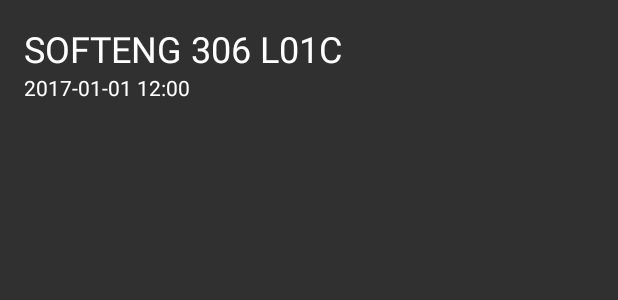
After one commit to encryptededdy/LectureRecordingPlayer, an Android app: the layout activity_recording_view.xml on its own in the app's theme, with its tools: preview values and no code run, on a phone screen of 412 x 824 dp. The commit adds this screen. Shown: the top 300 px of the screen. Run offline under Robolectric (Android 15) with nearby library versions, the phone set to English and light mode, and no system bars.

Commit message:
Added recording vie

```diff
--- a/app/src/main/java/nz/zhang/lecturerecordingplayer/MainActivity.kt
+++ b/app/src/main/java/nz/zhang/lecturerecordingplayer/MainActivity.kt
@@ -4,9 +4,6 @@ import android.content.Intent
 import android.support.v7.app.AppCompatActivity
 import android.os.Bundle
 import android.view.View
-import android.widget.Toast
-import kotlinx.android.synthetic.main.activity_main.*
-import nz.zhang.lecturerecordingplayer.recordings.Recording
 
 class MainActivity : AppCompatActivity() {
 
@@ -21,7 +18,7 @@ class MainActivity : AppCompatActivity() {
     }
 
     fun showRecordingList(view: View) {
-        val recordingIntent = Intent(this, RecordingList::class.java)
+        val recordingIntent = Intent(this, RecordingListActivity::class.java)
         startActivity(recordingIntent)
     }
 }
--- a/app/src/main/res/layout/activity_recording_list.xml
+++ b/app/src/main/res/layout/activity_recording_list.xml
@@ -4,7 +4,7 @@
     xmlns:tools="http://schemas.android.com/tools"
     android:layout_width="match_parent"
     android:layout_height="match_parent"
-    tools:context="nz.zhang.lecturerecordingplayer.RecordingList">
+    tools:context="nz.zhang.lecturerecordingplayer.RecordingListActivity">
 
     <ListView
         android:id="@+id/recordingListView"
--- /dev/null
+++ b/app/src/main/res/layout/activity_recording_view.xml
@@ -0,0 +1,29 @@
+<?xml version="1.0" encoding="utf-8"?>
+<android.support.constraint.ConstraintLayout xmlns:android="http://schemas.android.com/apk/res/android"
+    xmlns:app="http://schemas.android.com/apk/res-auto"
+    xmlns:tools="http://schemas.android.com/tools"
+    android:layout_width="match_parent"
+    android:layout_height="match_parent"
+    tools:context="nz.zhang.lecturerecordingplayer.RecordingViewActivity">
+
+    <TextView
+        android:id="@+id/courseName"
+        android:layout_width="wrap_content"
+        android:layout_height="wrap_content"
+        android:layout_marginStart="16dp"
+        android:layout_marginTop="16dp"
+        android:textAppearance="@style/TextAppearance.AppCompat.Headline"
+        app:layout_constraintStart_toStartOf="parent"
+        app:layout_constraintTop_toTopOf="parent"
+        tools:text="SOFTENG 306 L01C" />
+
+    <TextView
+        android:id="@+id/courseTime"
+        android:layout_width="wrap_content"
+        android:layout_height="wrap_content"
+        android:layout_marginStart="16dp"
+        android:textAppearance="@style/TextAppearance.AppCompat.Body1"
+        app:layout_constraintStart_toStartOf="parent"
+        app:layout_constraintTop_toBottomOf="@+id/courseName"
+        tools:text="2017-01-01 12:00" />
+</android.support.constraint.ConstraintLayout>
--- a/app/src/main/res/values/strings.xml
+++ b/app/src/main/res/values/strings.xml
@@ -4,4 +4,5 @@
     <string name="title_activity_canvas_browser">CANVAS Browser</string>
     <string name="title_activity_recording_browser">Recording List</string>
     <string name="list_recordings">List Recordings</string>
+    <string name="title_activity_recording_view">Lecture Recording</string>
 </resources>
```
Also changed, not shown: app/src/main/AndroidManifest.xml (+14 -4 lines), app/src/main/java/nz/zhang/lecturerecordingplayer/RecordingListActivity.kt (renamed from app/src/main/java/nz/zhang/lecturerecordingplayer/RecordingList.kt, +18 -1 lines), app/src/main/java/nz/zhang/lecturerecordingplayer/RecordingViewActivity.kt (added, +38 -0 lines), app/src/main/java/nz/zhang/lecturerecordingplayer/recordings/Recording.kt (+18 -8 lines).
